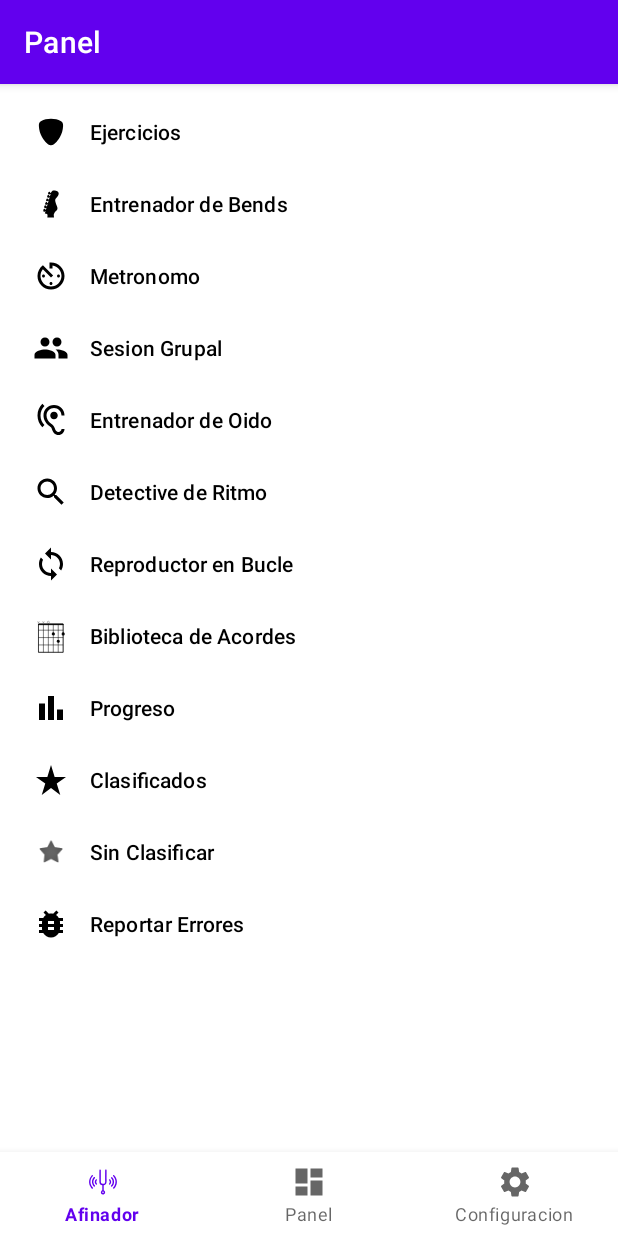
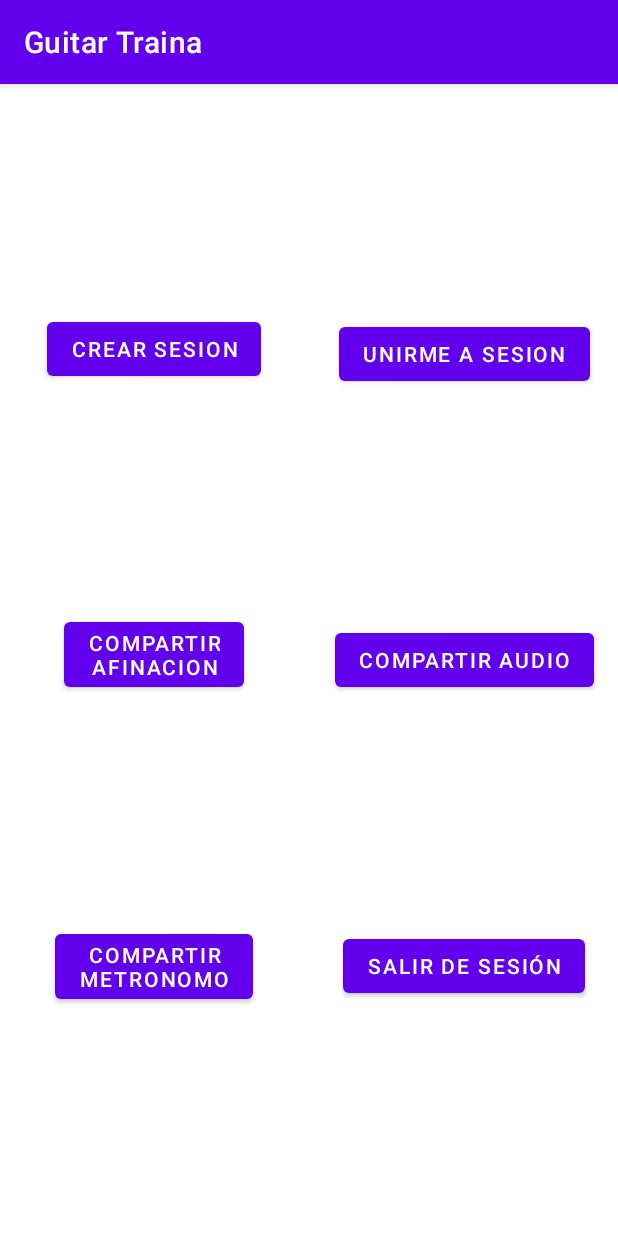
Before and after one commit to Santia545/GuitarTraina-Android, an Android app: the DashboardFragment screen opened through its navigation route, after a tap on "Sesion Grupal", on a phone screen of 412 x 824 dp. Run offline under Robolectric (Android 15) with nearby library versions, the phone set to English and light mode, and no system bars; our stand-ins replace navigation-ui; network calls fail.

Commit message:
added group session screen

```diff
--- a/app/src/main/AndroidManifest.xml
+++ b/app/src/main/AndroidManifest.xml
@@ -19,6 +19,9 @@
         android:theme="@style/Theme.GuitarTraina"
         android:usesCleartextTraffic="true"
         tools:targetApi="m">
+        <activity
+            android:name=".activities.SessionActivity"
+            android:exported="false" />
         <activity
             android:name=".activities.LooperActivity"
             android:exported="true" />
--- /dev/null
+++ b/app/src/main/java/com/example/guitartraina/activities/SessionActivity.java
@@ -0,0 +1,16 @@
+package com.example.guitartraina.activities;
+
+import androidx.appcompat.app.AppCompatActivity;
+
+import android.os.Bundle;
+
+import com.example.guitartraina.R;
+
+public class SessionActivity extends AppCompatActivity {
+
+    @Override
+    protected void onCreate(Bundle savedInstanceState) {
+        super.onCreate(savedInstanceState);
+        setContentView(R.layout.activity_session);
+    }
+}
--- a/app/src/main/java/com/example/guitartraina/ui/dashboard/DashboardFragment.java
+++ b/app/src/main/java/com/example/guitartraina/ui/dashboard/DashboardFragment.java
@@ -13,6 +13,7 @@ import androidx.fragment.app.Fragment;
 import com.example.guitartraina.R;
 import com.example.guitartraina.activities.BugReportActivity;
 import com.example.guitartraina.activities.LooperActivity;
+import com.example.guitartraina.activities.SessionActivity;
 import com.example.guitartraina.activities.metronome.MetronomeActivity;
 import com.example.guitartraina.databinding.FragmentDashboardBinding;
 import com.google.android.material.navigation.NavigationView;
@@ -41,6 +42,8 @@ public class DashboardFragment extends Fragment {
                 Intent metronome = new Intent(requireContext(), MetronomeActivity.class);
                 startActivity(metronome);
             } else if (itemId == R.id.navigation_sesion_grupal) {
+                Intent groupSession = new Intent(requireContext(), SessionActivity.class);
+                startActivity(groupSession);
             } else if (itemId == R.id.navigation_entrenador_de_oido) {
             } else if (itemId == R.id.navigation_detective_de_ritmo) {
             } else if (itemId == R.id.navigation_rythm_looper) {
--- /dev/null
+++ b/app/src/main/res/layout/activity_session.xml
@@ -0,0 +1,76 @@
+<?xml version="1.0" encoding="utf-8"?>
+<androidx.constraintlayout.widget.ConstraintLayout xmlns:android="http://schemas.android.com/apk/res/android"
+    xmlns:app="http://schemas.android.com/apk/res-auto"
+    xmlns:tools="http://schemas.android.com/tools"
+    android:layout_width="match_parent"
+    android:layout_height="match_parent"
+    tools:context=".activities.SessionActivity">
+    <View
+        android:id="@+id/view"
+        android:layout_width="1dp"
+        android:layout_height="1dp"
+        app:layout_constraintBottom_toBottomOf="parent"
+        app:layout_constraintEnd_toEndOf="parent"
+        app:layout_constraintLeft_toLeftOf="parent"
+        app:layout_constraintRight_toRightOf="parent"
+        app:layout_constraintStart_toStartOf="parent"
+        app:layout_constraintTop_toTopOf="parent" />
+
+    <Button
+        android:id="@+id/button2"
+        android:layout_width="wrap_content"
+        android:layout_height="wrap_content"
+        android:text="@string/crear_sesion"
+        app:layout_constraintBottom_toTopOf="@id/button4"
+        app:layout_constraintEnd_toStartOf="@+id/view"
+        app:layout_constraintStart_toStartOf="parent"
+        app:layout_constraintTop_toTopOf="parent" />
+
+    <Button
+        android:id="@+id/button3"
+        android:layout_width="wrap_content"
+        android:layout_height="wrap_content"
+        android:text="@string/unirme_a_sesion"
+        app:layout_constraintBottom_toTopOf="@id/button5"
+        app:layout_constraintEnd_toEndOf="parent"
+        app:layout_constraintStart_toEndOf="@+id/view"
+        app:layout_constraintTop_toTopOf="parent" />
+    <Button
+        android:id="@+id/button4"
+        android:layout_width="wrap_content"
+        android:layout_height="wrap_content"
+        android:text="@string/compartir_10_afinacion"
+        app:layout_constraintBottom_toTopOf="@id/button6"
+        app:layout_constraintEnd_toStartOf="@+id/view"
+        app:layout_constraintStart_toStartOf="parent"
+        app:layout_constraintTop_toBottomOf="@id/button2" />
+
+    <Button
+        android:id="@+id/button5"
+        android:layout_width="wrap_content"
+        android:layout_height="wrap_content"
+        android:text="@string/compartir_audio"
+        app:layout_constraintBottom_toTopOf="@id/button7"
+        app:layout_constraintEnd_toEndOf="parent"
+        app:layout_constraintStart_toEndOf="@+id/view"
+        app:layout_constraintTop_toBottomOf="@id/button3" />
+    <Button
+        android:id="@+id/button6"
+        android:layout_width="wrap_content"
+        android:layout_height="wrap_content"
+        android:text="@string/compartir_10_metronomo"
+        app:layout_constraintBottom_toBottomOf="parent"
+        app:layout_constraintEnd_toStartOf="@+id/view"
+        app:layout_constraintStart_toStartOf="parent"
+        app:layout_constraintTop_toBottomOf="@id/button4" />
+
+    <Button
+        android:id="@+id/button7"
+        android:layout_width="wrap_content"
+        android:layout_height="wrap_content"
+        android:text="@string/salir_de_sesi_n"
+        app:layout_constraintBottom_toBottomOf="parent"
+        app:layout_constraintEnd_toEndOf="parent"
+        app:layout_constraintStart_toEndOf="@+id/view"
+        app:layout_constraintTop_toBottomOf="@id/button5" />
+</androidx.constraintlayout.widget.ConstraintLayout>
--- a/app/src/main/res/values/strings.xml
+++ b/app/src/main/res/values/strings.xml
@@ -150,6 +150,12 @@
     <string name="metronome_invalid_bpm_error">El valor de los pulsos por minuto no puede ser mayor a 500</string>
     <string name="pause">Pausar</string>
     <string name="metronome_accent">Acento</string>
+    <string name="crear_sesion">Crear Sesion</string>
+    <string name="unirme_a_sesion">Unirme a Sesion</string>
+    <string name="compartir_10_afinacion">Compartir\nafinacion</string>
+    <string name="compartir_audio">Compartir Audio</string>
+    <string name="compartir_10_metronomo">Compartir\nMetronomo</string>
+    <string name="salir_de_sesi_n">Salir de Sesión</string>
 
     <!-- TODO: Remove or change this placeholder text -->
 </resources>
```
